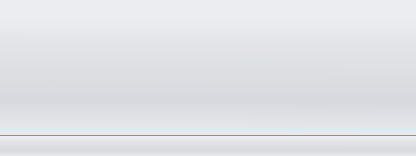
Old version of the form CommunicationModule/CommunicationUI/ui/OpenSimChatWidget.ui in the repository realXtend/tundra.
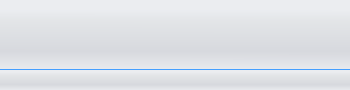
New version of the form. Icons and pictures are not drawn.

Commit message: Comms ui: * Should have fixed the paint issues after login from alpah2 * External video widgets working as QWidgets. Will pop up to top left corner next to each other. Will close automatically * On error state shows reason from telepathy layer * Modified layouts because video widgets now external

The edit to the form file:
```diff
--- a/CommunicationModule/CommunicationUI/ui/OpenSimChatWidget.ui
+++ b/CommunicationModule/CommunicationUI/ui/OpenSimChatWidget.ui
@@ -6,8 +6,8 @@
    <rect>
     <x>0</x>
     <y>0</y>
-    <width>416</width>
-    <height>156</height>
+    <width>350</width>
+    <height>90</height>
    </rect>
   </property>
   <property name="windowTitle">
```
The commit also changes 5 other files.
